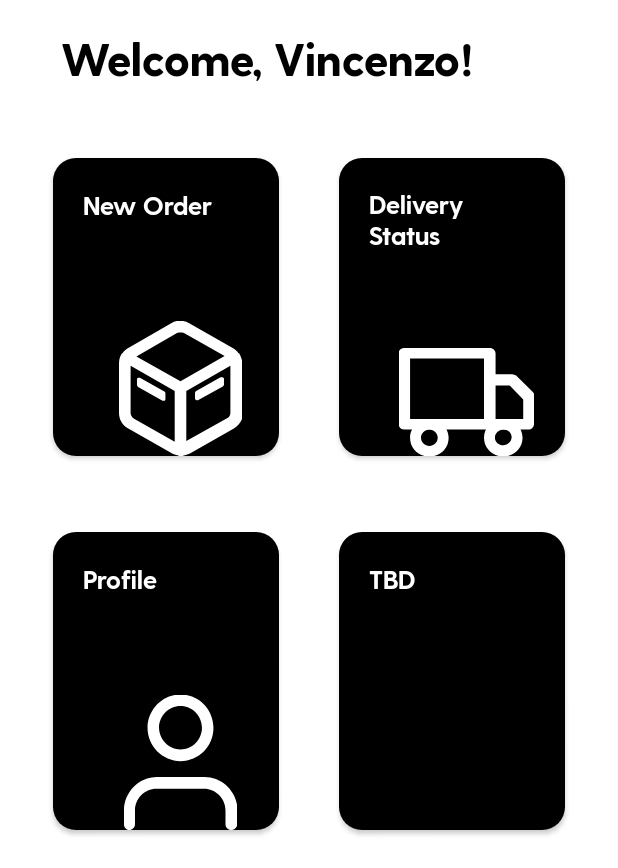
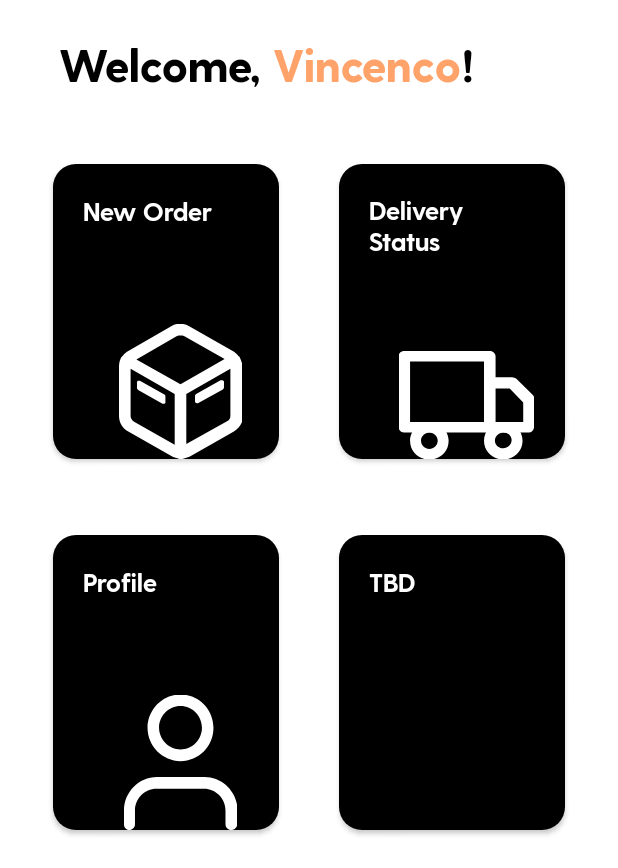
Before and after one commit to vib6445/Carsten, an Android app: the HomeFragment screen opened directly, with no data from a screen before it, on a phone screen of 412 x 824 dp, the part 368-1236 px from its top. Run offline under Robolectric (Android 15) with nearby library versions, the phone set to English and light mode, and no system bars.

Commit message:
Home Screen

```diff
--- a/app/src/main/res/layout/activity_main.xml
+++ b/app/src/main/res/layout/activity_main.xml
@@ -55,7 +55,7 @@
         <androidx.cardview.widget.CardView
             android:layout_width="20dp"
             android:layout_height="20dp"
-            app:cardBackgroundColor="#FFA36A"
+            app:cardBackgroundColor="@color/colorAccent"
             app:cardCornerRadius="100dp"
             app:layout_constraintBottom_toBottomOf="@+id/cardView"
             app:layout_constraintEnd_toEndOf="parent"
--- a/app/src/main/res/layout/fragment_home.xml
+++ b/app/src/main/res/layout/fragment_home.xml
@@ -19,17 +19,43 @@
             android:paddingLeft="20dp"
             app:srcCompat="@drawable/ic_carsten_logo" />
 
+        <LinearLayout
+            android:layout_width="match_parent"
+            android:layout_height="wrap_content"
+            android:layout_marginLeft="24dp"
+            android:layout_marginTop="24dp"
+            android:orientation="horizontal">
+
             <TextView
                 android:id="@+id/textView"
                 android:layout_width="wrap_content"
                 android:layout_height="wrap_content"
-            android:layout_marginLeft="25dp"
-            android:layout_marginTop="20dp"
-            android:text="Welcome, Vincenzo!"
                 android:fontFamily="@font/greycliffcf_extrabold"
+                android:text="Welcome, "
                 android:textColor="#000"
                 android:textSize="30sp"
-            android:textStyle="bold"/>
+                android:textStyle="bold" />
+
+            <TextView
+                android:id="@+id/textView"
+                android:layout_width="wrap_content"
+                android:layout_height="wrap_content"
+                android:fontFamily="@font/greycliffcf_extrabold"
+                android:text="Vincenco"
+                android:textColor="@color/colorAccent"
+                android:textSize="30sp"
+                android:textStyle="bold" />
+
+            <TextView
+                android:id="@+id/textView"
+                android:layout_width="wrap_content"
+                android:layout_height="wrap_content"
+                android:fontFamily="@font/greycliffcf_extrabold"
+                android:text="!"
+                android:textColor="#000"
+                android:textSize="30sp"
+                android:textStyle="bold" />
+        </LinearLayout>
 
         <GridLayout
             android:layout_width="match_parent"
--- a/app/src/main/res/values/colors.xml
+++ b/app/src/main/res/values/colors.xml
@@ -1,8 +1,9 @@
 <?xml version="1.0" encoding="utf-8"?>
 <resources>
-    <color name="colorPrimary">#008577</color>
-    <color name="colorPrimaryDark">#00574B</color>
-    <color name="colorAccent">#D81B60</color>
+    <color name="colorPrimary">#ffffff</color>
+    <color name="colorPrimaryDark">#000000</color>
+    <color name="colorAccent">#FFA36A</color>
+    <color name="colorAccentGreen">#2BD38C</color>
     <color name="colorWhite">#FFFFFF</color>
     <color name="colorBlack">#000</color>
     <color name="colorGrey">#c1c1c1</color>
```
Lines whose indentation alone changed are shown as unchanged.
